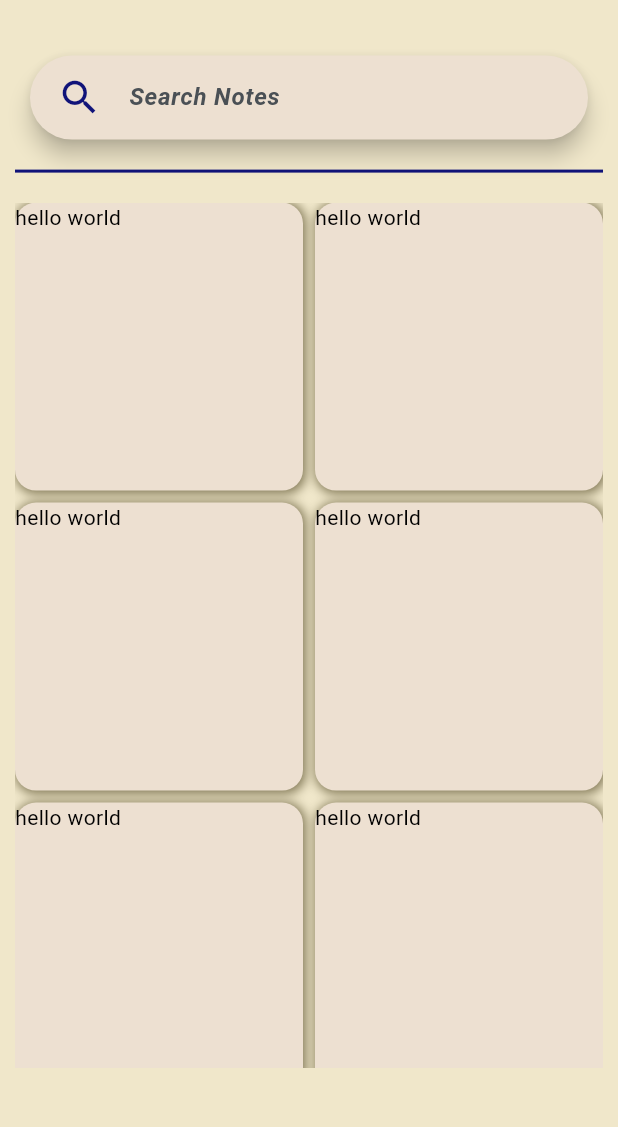
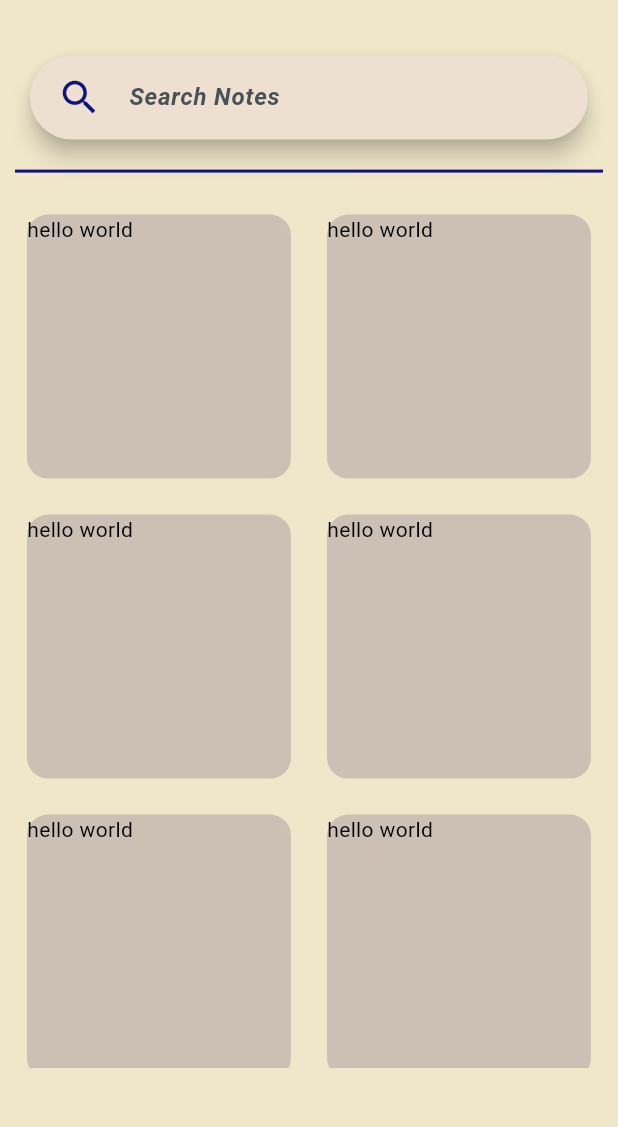
Before and after one commit to kaleabSolomon/jotdown, a Flutter app: the screen it shows after launch, on a phone screen of 412 x 824 dp, the part 83-1210 px from its top. Run offline on Flutter 3.47's test engine with Material 3 defaults, Android fonts, the phone set to English and light mode, and no system bars.

Commit message:
minor theme changes

```diff
--- a/lib/theme/theme.dart
+++ b/lib/theme/theme.dart
@@ -7,6 +7,7 @@ ThemeData lightMode = ThemeData(
     primary: Color.fromARGB(255, 16, 19, 121),
     secondary: Color.fromARGB(255, 250, 150, 10),
     tertiary: Color.fromARGB(255, 237, 224, 209),
+    surface: Color.fromARGB(255, 203, 192, 179),
   ),
 );
 
@@ -17,5 +18,6 @@ ThemeData darkMode = ThemeData(
     primary: Color.fromARGB(255, 203, 157, 91),
     secondary: Colors.grey.shade700,
     tertiary: Color.fromARGB(255, 71, 70, 67),
+    surface: Color.fromARGB(255, 85, 83, 75),
   ),
 );
--- a/lib/widgets/note_tile.dart
+++ b/lib/widgets/note_tile.dart
@@ -11,22 +11,13 @@ class _NoteTileState extends State<NoteTile> {
   @override
   Widget build(BuildContext context) {
     return Container(
+      margin: EdgeInsets.all(8),
       width: MediaQuery.of(context).size.width * 0.4,
-      height: 250,
+      height: 100,
       decoration: BoxDecoration(
-          color: Theme.of(context).colorScheme.tertiary,
-          borderRadius: BorderRadius.circular(14),
-          boxShadow: const [
-            BoxShadow(
-              color: Color.fromARGB(255, 130, 121, 87),
-              offset: Offset(
-                1.0,
-                1.0,
-              ),
-              blurRadius: 5.0,
-              spreadRadius: 1.0,
-            )
-          ]),
+        color: Theme.of(context).colorScheme.surface,
+        borderRadius: BorderRadius.circular(14),
+      ),
       child: Text("hello world"),
     );
   }
```
